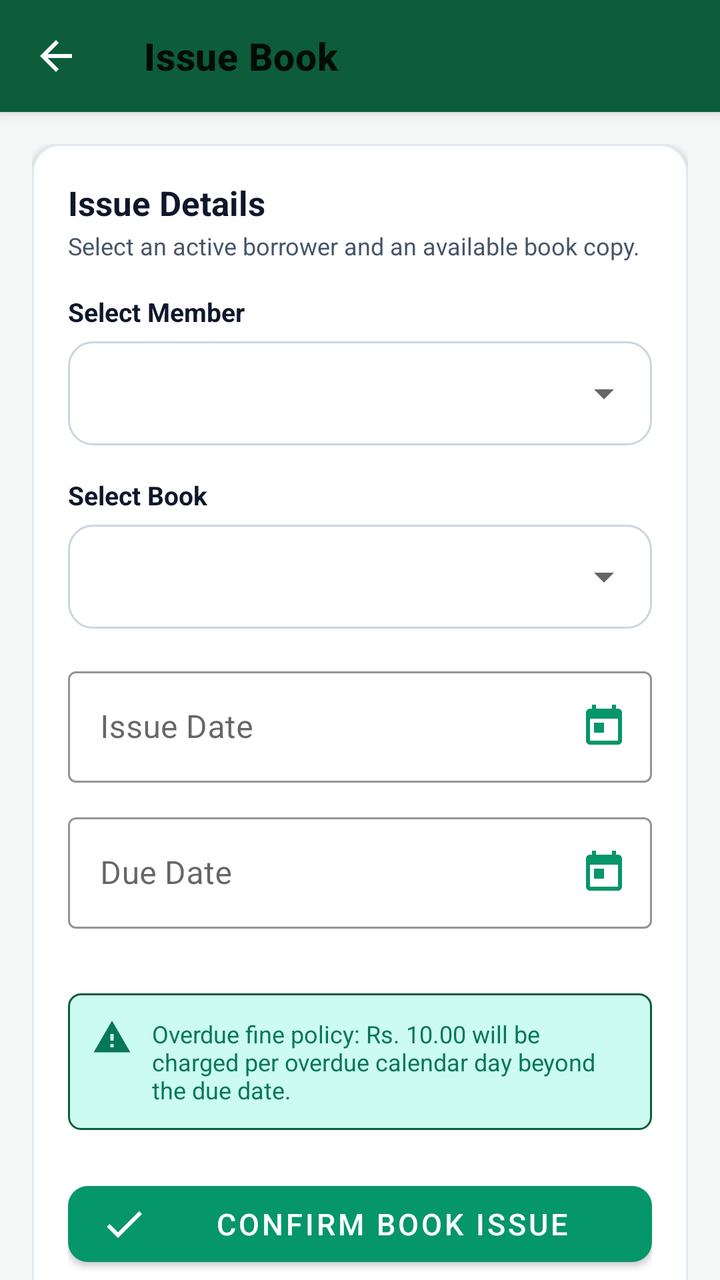
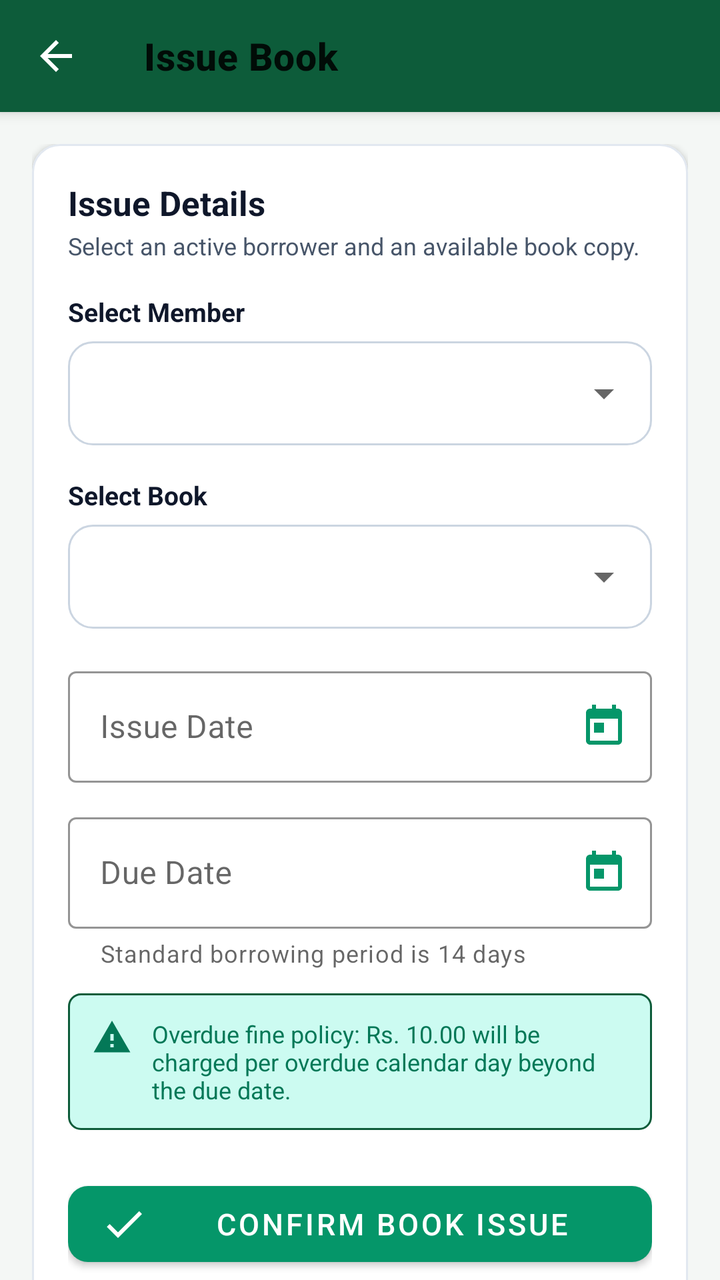

Compare the two renders of this Android layout. The source of the first and the diff that turns it into the second are given below.
<!-- AndroidManifest.xml: application theme Theme.LibraryManagement -->
<!-- res/layout/activity_issue_book.xml -->
<?xml version="1.0" encoding="utf-8"?>
<androidx.coordinatorlayout.widget.CoordinatorLayout xmlns:android="http://schemas.android.com/apk/res/android"
    xmlns:app="http://schemas.android.com/apk/res-auto"
    xmlns:tools="http://schemas.android.com/tools"
    android:layout_width="match_parent"
    android:layout_height="match_parent"
    android:background="@color/background">
    <com.google.android.material.appbar.AppBarLayout
        android:layout_width="match_parent"
        android:layout_height="wrap_content"
        android:background="@color/primary">
        <com.google.android.material.appbar.MaterialToolbar
            android:id="@+id/toolbarIssueBook"
            android:layout_width="match_parent"
            android:layout_height="?attr/actionBarSize"
            app:navigationIcon="@drawable/ic_arrow_back"
            app:navigationIconTint="#FFFFFF"
            app:title="@string/title_issue_book"
            app:titleTextAppearance="@style/ToolbarTitle" />
    </com.google.android.material.appbar.AppBarLayout>

    <androidx.core.widget.NestedScrollView
        android:layout_width="match_parent"
        android:layout_height="match_parent"
        android:fillViewport="true"
        app:layout_behavior="@string/appbar_scrolling_view_behavior">
        <LinearLayout
            android:layout_width="match_parent"
            android:layout_height="wrap_content"
            android:orientation="vertical"
            android:padding="16dp">
            <com.google.android.material.card.MaterialCardView
                android:layout_width="match_parent"
                android:layout_height="wrap_content"
                app:cardBackgroundColor="@color/surface"
                app:cardCornerRadius="@dimen/card_corner_radius"
                app:cardElevation="2dp"
                app:strokeColor="@color/divider"
                app:strokeWidth="1dp">
                <LinearLayout
                    android:layout_width="match_parent"
                    android:layout_height="wrap_content"
                    android:orientation="vertical"
                    android:padding="18dp">
                    <TextView
                        android:layout_width="wrap_content"
                        android:layout_height="wrap_content"
                        android:text="Issue Details"
                        android:textColor="@color/text_primary"
                        android:textSize="17sp"
                        android:textStyle="bold" />

                    <TextView
                        android:layout_width="wrap_content"
                        android:layout_height="wrap_content"
                        android:layout_marginTop="2dp"
                        android:text="Select an active borrower and an available book copy."
                        android:textColor="@color/text_secondary"
                        android:textSize="12sp" />

                    <TextView
                        android:layout_width="wrap_content"
                        android:layout_height="wrap_content"
                        android:layout_marginTop="16dp"
                        android:text="@string/select_member"
                        android:textColor="@color/text_primary"
                        android:textSize="13sp"
                        android:textStyle="bold" />

                    <FrameLayout
                        android:layout_width="match_parent"
                        android:layout_height="52dp"
                        android:layout_marginTop="6dp"
                        android:background="@drawable/bg_search_bar">
                        <Spinner
                            android:id="@+id/spinnerMembers"
                            android:layout_width="match_parent"
                            android:layout_height="match_parent"
                            android:paddingStart="12dp"
                            android:paddingEnd="12dp" />
                    </FrameLayout>

                    <TextView
                        android:layout_width="wrap_content"
                        android:layout_height="wrap_content"
                        android:layout_marginTop="16dp"
                        android:text="@string/select_book"
                        android:textColor="@color/text_primary"
                        android:textSize="13sp"
                        android:textStyle="bold" />

                    <FrameLayout
                        android:layout_width="match_parent"
                        android:layout_height="52dp"
                        android:layout_marginTop="6dp"
                        android:background="@drawable/bg_search_bar">
                        <Spinner
                            android:id="@+id/spinnerBooks"
                            android:layout_width="match_parent"
                            android:layout_height="match_parent"
                            android:paddingStart="12dp"
                            android:paddingEnd="12dp" />
                    </FrameLayout>

                    <com.google.android.material.textfield.TextInputLayout
                        android:id="@+id/tilIssueDate"
                        style="@style/Widget.MaterialComponents.TextInputLayout.OutlinedBox"
                        android:layout_width="match_parent"
                        android:layout_height="wrap_content"
                        android:layout_marginTop="16dp"
                        android:hint="@string/issue_date"
                        app:boxStrokeColor="@color/primary"
                        app:endIconDrawable="@drawable/ic_calendar"
                        app:endIconMode="custom"
                        app:endIconTint="@color/accent">
                        <com.google.android.material.textfield.TextInputEditText
                            android:id="@+id/etIssueDate"
                            android:layout_width="match_parent"
                            android:layout_height="wrap_content"
                            android:cursorVisible="false"
                            android:focusable="false"
                            android:inputType="none" />
                    </com.google.android.material.textfield.TextInputLayout>

                    <com.google.android.material.textfield.TextInputLayout
                        android:id="@+id/tilDueDate"
                        style="@style/Widget.MaterialComponents.TextInputLayout.OutlinedBox"
                        android:layout_width="match_parent"
                        android:layout_height="wrap_content"
                        android:layout_marginTop="12dp"
                        android:hint="@string/due_date"
                        app:boxStrokeColor="@color/primary"
                        app:endIconDrawable="@drawable/ic_calendar"
                        app:endIconMode="custom"
                        app:endIconTint="@color/accent"
                        app:errorEnabled="true">
                        <com.google.android.material.textfield.TextInputEditText
                            android:id="@+id/etDueDate"
                            android:layout_width="match_parent"
                            android:layout_height="wrap_content"
                            android:cursorVisible="false"
                            android:focusable="false"
                            android:inputType="none" />
                    </com.google.android.material.textfield.TextInputLayout>

                    <LinearLayout
                        android:layout_width="match_parent"
                        android:layout_height="wrap_content"
                        android:layout_marginTop="12dp"
                        android:background="@drawable/bg_badge_issued"
                        android:orientation="horizontal"
                        android:padding="12dp">
                        <ImageView
                            android:layout_width="20dp"
                            android:layout_height="20dp"
                            android:src="@drawable/ic_warning"
                            app:tint="@color/accent_dark" />

                        <TextView
                            android:layout_width="0dp"
                            android:layout_height="wrap_content"
                            android:layout_marginStart="10dp"
                            android:layout_weight="1"
                            android:text="Overdue fine policy: Rs. 10.00 will be charged per overdue calendar day beyond the due date."
                            android:textColor="@color/accent_dark"
                            android:textSize="12sp" />
                    </LinearLayout>

                    <com.google.android.material.button.MaterialButton
                        android:id="@+id/btnSubmitIssue"
                        style="@style/Widget.MaterialComponents.Button"
                        android:layout_width="match_parent"
                        android:layout_height="@dimen/button_height"
                        android:layout_marginTop="22dp"
                        android:text="@string/btn_confirm_issue"
                        android:textColor="#FFFFFF"
                        android:textSize="15sp"
                        app:backgroundTint="@color/accent"
                        app:cornerRadius="@dimen/button_corner_radius"
                        app:icon="@drawable/ic_check"
                        app:iconTint="#FFFFFF" />
                </LinearLayout>
            </com.google.android.material.card.MaterialCardView>
        </LinearLayout>
    </androidx.core.widget.NestedScrollView>
</androidx.coordinatorlayout.widget.CoordinatorLayout>
<!-- resources referenced by this layout -->
<resources>
  <color name="accent">#059669</color>
  <color name="accent_dark">#047857</color>
  <color name="background">#F4F7F5</color>
  <color name="divider">#E2E8F0</color>
  <color name="primary">#0D5C3A</color>
  <color name="surface">#FFFFFF</color>
  <color name="text_primary">#0F172A</color>
  <color name="text_secondary">#475569</color>
  <dimen name="button_corner_radius">10dp</dimen>
  <dimen name="button_height">50dp</dimen>
  <dimen name="card_corner_radius">14dp</dimen>
  <!-- drawable bg_badge_issued (drawable) -->
  <?xml version="1.0" encoding="utf-8"?>
  <shape xmlns:android="http://schemas.android.com/apk/res/android"
      android:shape="rectangle">
      <solid android:color="@color/status_info_light" />
      <corners android:radius="@dimen/badge_corner_radius" />
      <stroke
          android:width="1dp"
          android:color="@color/badge_issued" />
  </shape>
  <!-- drawable bg_search_bar (drawable) -->
  <?xml version="1.0" encoding="utf-8"?>
  <shape xmlns:android="http://schemas.android.com/apk/res/android"
      android:shape="rectangle">
      <solid android:color="@color/surface" />
      <corners android:radius="12dp" />
      <stroke
          android:width="1dp"
          android:color="@color/border" />
  </shape>
  <!-- drawable ic_arrow_back (drawable) -->
  <vector xmlns:android="http://schemas.android.com/apk/res/android"
      android:width="24dp"
      android:height="24dp"
      android:viewportWidth="24"
      android:viewportHeight="24"
      android:tint="?attr/colorOnPrimary">
    <path
        android:fillColor="@android:color/white"
        android:pathData="M20,11H7.83l5.59,-5.59L12,4l-8,8 8,8 1.41,-1.41L7.83,13H20v-2z"/>
  </vector>
  <!-- drawable ic_calendar (drawable) -->
  <vector xmlns:android="http://schemas.android.com/apk/res/android"
      android:width="24dp"
      android:height="24dp"
      android:viewportWidth="24"
      android:viewportHeight="24">
    <path
        android:fillColor="@color/text_secondary"
        android:pathData="M19,3h-1V1h-2v2H8V1H6v2H5c-1.11,0 -1.99,0.9 -1.99,2L3,19c0,1.1 0.89,2 2,2h14c1.1,0 2,-0.9 2,-2V5c0,-1.1 -0.9,-2 -2,-2zm0,16H5V8h14v11zM7,10h5v5H7z"/>
  </vector>
  <!-- drawable ic_check (drawable) -->
  <vector xmlns:android="http://schemas.android.com/apk/res/android"
      android:width="24dp"
      android:height="24dp"
      android:viewportWidth="24"
      android:viewportHeight="24">
    <path
        android:fillColor="@color/status_success"
        android:pathData="M9,16.17L4.83,12l-1.42,1.41L9,19 21,7l-1.41,-1.41z"/>
  </vector>
  <!-- drawable ic_warning (drawable) -->
  <vector xmlns:android="http://schemas.android.com/apk/res/android"
      android:width="24dp"
      android:height="24dp"
      android:viewportWidth="24"
      android:viewportHeight="24">
    <path
        android:fillColor="@color/status_warning"
        android:pathData="M1,21h22L12,2 1,21zm12,-3h-2v-2h2v2zm0,-4h-2v-4h2v4z"/>
  </vector>
  <string name="btn_confirm_issue">Confirm Book Issue</string>
  <string name="due_date">Due Date</string>
  <string name="issue_date">Issue Date</string>
  <string name="select_book">Select Book</string>
  <string name="select_member">Select Member</string>
  <string name="title_issue_book">Issue Book</string>
  <style name="ToolbarTitle" parent="TextAppearance.MaterialComponents.Headline6">
          <item name="android:textColor">#FFFFFF</item>
          <item name="android:textStyle">bold</item>
          <item name="android:textSize">19sp</item>
      </style>
  <color name="status_info_light">#CCFBF1</color>
  <dimen name="badge_corner_radius">6dp</dimen>
  <color name="badge_issued">#0D5C3A</color>
  <color name="border">#CBD5E1</color>
  <color name="status_success">#15803D</color>
  <color name="status_warning">#D97706</color>
  <color name="primary_dark">#063D25</color>
  <color name="text_on_primary">#FFFFFF</color>
  <!-- unchanged entries left out for length: 1 -->
</resources>

<!-- the commit's change to res/layout/activity_issue_book.xml (unified diff, before → after) -->
@@ -133,7 +133,8 @@
                         app:endIconDrawable="@drawable/ic_calendar"
                         app:endIconMode="custom"
                         app:endIconTint="@color/accent"
-                        app:errorEnabled="true">
+                        app:errorEnabled="true"
+                        app:helperText="Standard borrowing period is 14 days">
                         <com.google.android.material.textfield.TextInputEditText
                             android:id="@+id/etDueDate"
                             android:layout_width="match_parent"
